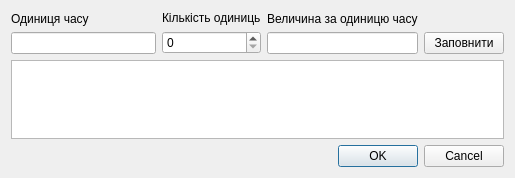
Before: the Qt Designer form windowreader.ui in maximillian2/time-series, drawn with Qt 5.
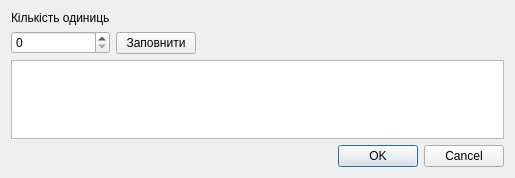
After: the same form once the commit is applied.

Commit message: Full ukrainian support.

Patch:
```diff
--- a/windowreader.ui
+++ b/windowreader.ui
@@ -16,23 +16,11 @@
   <property name="windowTitle">
    <string>Add info</string>
   </property>
-  <layout class="QVBoxLayout" name="verticalLayout_5">
-   <item>
-    <layout class="QHBoxLayout" name="horizontalLayout">
-     <item>
       <layout class="QVBoxLayout" name="verticalLayout">
        <item>
-        <widget class="QLabel" name="label_2">
-         <property name="text">
-          <string>Одиниця часу</string>
-         </property>
-        </widget>
-       </item>
+    <layout class="QHBoxLayout" name="horizontalLayout_2">
        <item>
-        <widget class="QLineEdit" name="unitLineEdit"/>
-       </item>
-      </layout>
-     </item>
+      <layout class="QHBoxLayout" name="horizontalLayout">
      <item>
       <layout class="QVBoxLayout" name="verticalLayout_2">
        <item>
@@ -47,20 +35,6 @@
        </item>
       </layout>
      </item>
-     <item>
-      <layout class="QVBoxLayout" name="verticalLayout_3">
-       <item>
-        <widget class="QLabel" name="label_3">
-         <property name="text">
-          <string>Величина за одиницю часу</string>
-         </property>
-        </widget>
-       </item>
-       <item>
-        <widget class="QLineEdit" name="valuePerUnitEdit"/>
-       </item>
-      </layout>
-     </item>
      <item>
       <layout class="QVBoxLayout" name="verticalLayout_4">
        <item>
@@ -84,6 +58,21 @@
         </widget>
        </item>
       </layout>
+       </item>
+      </layout>
+     </item>
+     <item>
+      <spacer name="horizontalSpacer">
+       <property name="orientation">
+        <enum>Qt::Horizontal</enum>
+       </property>
+       <property name="sizeHint" stdset="0">
+        <size>
+         <width>40</width>
+         <height>20</height>
+        </size>
+       </property>
+      </spacer>
      </item>
     </layout>
    </item>
```
Lines whose indentation alone changed are shown as unchanged. The commit also changes 2 other files.
